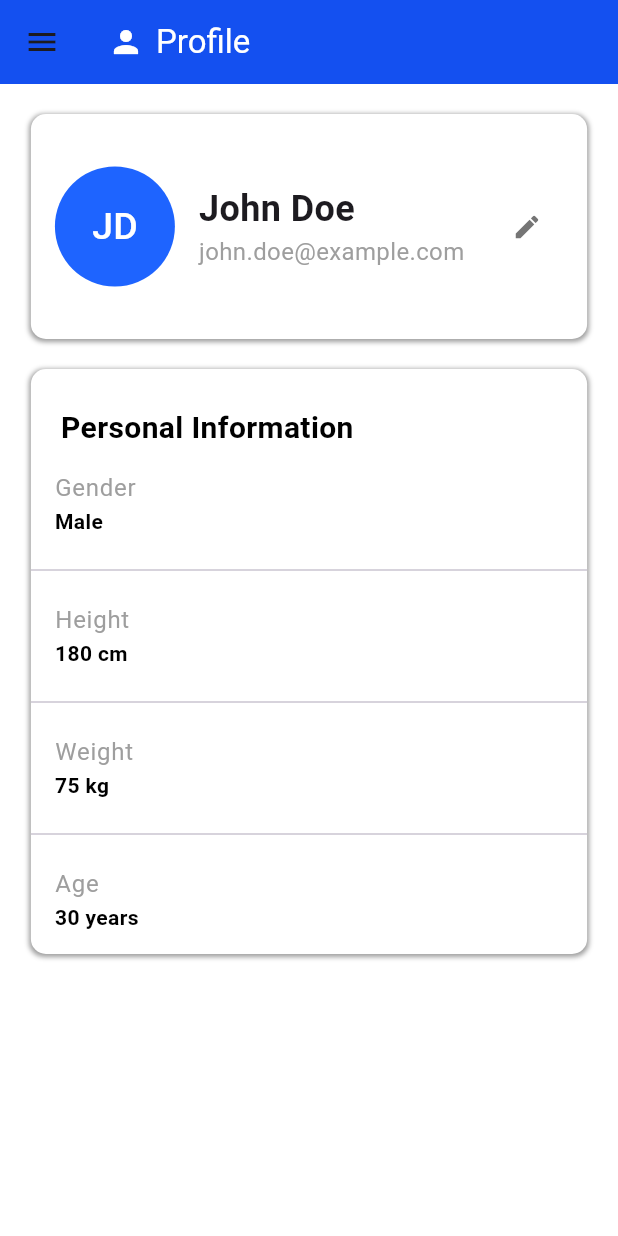
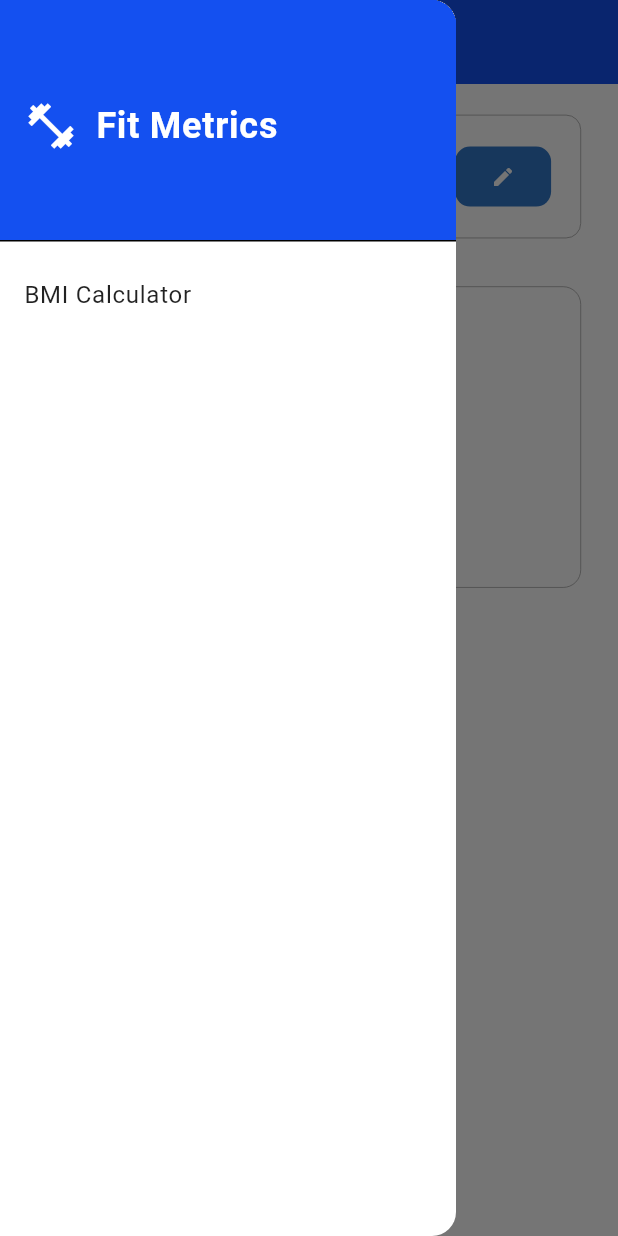
Before and after one commit to Kair1NG/FitMetricsApp, a Flutter app: the Profile screen opened directly, with the side drawer open (before the commit the screen has no drawer), on a phone screen of 412 x 824 dp. Run offline on Flutter 3.47's test engine with Material 3 defaults, Android fonts, the phone set to English and light mode, and no system bars; Roboto replaces fonts that are missing (ShatellSans).

Commit message:
feat: Profile UI is nowout of beta, centralized colors

```diff
--- a/fit_metrics/lib/common/widgets/appBar.dart
+++ b/fit_metrics/lib/common/widgets/appBar.dart
@@ -1,4 +1,3 @@
-import 'package:fit_metrics/common/widgets/Drawer.dart';
 import 'package:fit_metrics/screens/profile.dart';
 import 'package:flutter/material.dart';
 
@@ -10,62 +9,98 @@ class CommonAppBar extends StatelessWidget implements PreferredSizeWidget {
     this.title = "Fit Metrics",
     this.icon = Icons.fitness_center,
   }) : super(key: key);
-  const CommonAppBar.withTitle(
-    this.title, {
-    Key? key,
-    this.icon = Icons.fitness_center,
-  }) : super(key: key);
 
   @override
   Widget build(BuildContext context) {
     final bool isProfileScreen = title == "Profile";
+    final ColorScheme colorScheme = Theme.of(context).colorScheme;
+
     return AppBar(
       title: Row(
+        crossAxisAlignment: CrossAxisAlignment.start,
         mainAxisSize: MainAxisSize.min,
         children: [
-          Icon(icon, color: Colors.white), // You can change this icon
-          SizedBox(width: 8), // Space between icon and text
+          Icon(
+            icon, // You can change this icon,
+            color: colorScheme.onPrimary,
+            size: 24,
+          ),
+          SizedBox(width: 8),
           Text(
-            title,
-            style: TextStyle(fontFamily: 'ShatellSans', color: Colors.white),
+            title, // this title as well.
+            style: TextStyle(
+              fontFamily: 'ShatellSans',
+              color: colorScheme.onPrimary,
+              fontWeight: FontWeight.w500,
+            ),
           ),
         ],
       ),
       leading: Builder(
-        builder: (context) => IconButton(
-          icon: const Icon(Icons.menu),
+        builder: (context) {
+          final bool canGoBack = Navigator.of(context).canPop();
+          return IconButton(
+            icon: Icon(
+              canGoBack ? Icons.arrow_back : Icons.menu,
+              color: colorScheme.onPrimary,
+            ),
+            tooltip: 'Menu',
             onPressed: () {
-            Navigator.push(
-              context,
-              MaterialPageRoute(builder: (context) => CommonDrawer()),
+              if (canGoBack) {
+                Navigator.of(context).pop();
+              } else {
+                Scaffold.of(context).openDrawer();
+              }
+            },
           );
         },
-        ),
       ),
       actions: <Widget>[
         if (!isProfileScreen)
           Padding(
             padding: const EdgeInsets.only(right: 16.0),
-            child: GestureDetector(
+            child: Material(
+              color: Colors.transparent,
+              child: InkWell(
                 onTap: () {
                   Navigator.push(
                     context,
                     MaterialPageRoute(builder: (context) => Profile()),
                   );
                 },
+
+                child: Container(
+                  padding: const EdgeInsets.all(4.0),
                   child: CircleAvatar(
                     //backgroundImage: AssetImage('assets/profile_placeholder.png'),
                     radius: 20.0,
-                backgroundColor: const Color.fromARGB(255, 30, 100, 255),
+                    backgroundColor: colorScheme.primaryContainer,
+                    foregroundColor: colorScheme.onPrimaryContainer,
                     child: Text(
                       'JD',
-                  style: TextStyle(fontSize: 10, color: Colors.white),
+                      style: TextStyle(
+                        fontSize: 10,
+                        fontWeight: FontWeight.w500,
+                      ),
+                    ),
+                  ),
                 ),
               ),
             ),
           ),
       ],
-      backgroundColor: const Color.fromARGB(255, 20, 80, 240),
+      backgroundColor: colorScheme.primary,
+      foregroundColor: colorScheme.onPrimary,
+      elevation: 0,
+      scrolledUnderElevation: 3,
+      shadowColor: colorScheme.shadow,
+      surfaceTintColor: colorScheme.surfaceTint,
+
+      shape: const RoundedRectangleBorder(
+        borderRadius: BorderRadius.vertical(bottom: Radius.circular(0.0)),
+      ),
+      centerTitle: false,
+      titleSpacing: 16.0,
     );
   }
 
--- a/fit_metrics/lib/common/widgets/drawer.dart
+++ b/fit_metrics/lib/common/widgets/drawer.dart
@@ -1,27 +1,37 @@
+import 'package:fit_metrics/screens/register.dart';
 import 'package:flutter/material.dart';
-import 'package:fit_metrics/screens/home.dart';
 import 'package:fit_metrics/screens/bmiCalculatorScreen.dart';
 
 class CommonDrawer extends StatelessWidget {
   @override
   Widget build(BuildContext context) {
+    final ColorScheme colorScheme = Theme.of(context).colorScheme;
     return Drawer(
-      backgroundColor: Colors.white,
+      backgroundColor: colorScheme.surface,
       child: ListView(
         padding: EdgeInsets.zero,
         children: [
           DrawerHeader(
-            child: Text('FitMetrics'),
-            decoration: BoxDecoration(color: Colors.blue),
-          ),
-          ListTile(
-            title: Text('Home'),
-            onTap: () {
-              Navigator.push(
-                context,
-                MaterialPageRoute(builder: (context) => Home()),
-              );
-            },
+            decoration: BoxDecoration(color: colorScheme.primary),
+            child: Row(
+              children: [
+                Icon(
+                  Icons.fitness_center,
+                  color: colorScheme.onPrimary,
+                  size: 36,
+                ),
+                SizedBox(width: 12),
+                Text(
+                  'Fit Metrics',
+                  style: TextStyle(
+                    fontFamily: 'ShatellSans',
+                    color: colorScheme.onPrimary,
+                    fontSize: 24,
+                    fontWeight: FontWeight.w600,
+                  ),
+                ),
+              ],
+            ),
           ),
           ListTile(
             title: Text('BMI Calculator'),
@@ -32,6 +42,15 @@ class CommonDrawer extends StatelessWidget {
               );
             },
           ),
+          ListTile(
+            title: Text('Register', style: TextStyle(color: Colors.white)),
+            onTap: () {
+              Navigator.push(
+                context,
+                MaterialPageRoute(builder: (context) => Register()),
+              );
+            },
+          ),
         ],
       ),
     );
--- a/fit_metrics/lib/screens/bmiCalculatorScreen.dart
+++ b/fit_metrics/lib/screens/bmiCalculatorScreen.dart
@@ -1,7 +1,8 @@
 import 'package:fit_metrics/common/widgets/appBar.dart';
+import 'package:fit_metrics/common/widgets/drawer.dart';
 import 'package:fit_metrics/services/bmiCalculator.dart';
 import 'package:flutter/material.dart';
-import '../widgets/bmi_result_box.dart';
+import '../widgets/bmiResultBox.dart';
 
 class BMICalculatorScreen extends StatefulWidget {
   const BMICalculatorScreen({super.key});
@@ -35,6 +36,7 @@ class _BMICalculatorScreenState extends State<BMICalculatorScreen> {
     return Scaffold(
       backgroundColor: Colors.white,
       appBar: CommonAppBar(icon: Icons.calculate, title: "BMI Calculator"),
+      drawer: CommonDrawer(),
       body: Padding(
         padding: const EdgeInsets.all(16.0),
         child: SingleChildScrollView(
--- a/fit_metrics/lib/screens/profile.dart
+++ b/fit_metrics/lib/screens/profile.dart
@@ -1,4 +1,6 @@
 import 'package:fit_metrics/common/widgets/appBar.dart';
+import 'package:fit_metrics/common/widgets/drawer.dart';
+import 'logIn.dart';
 import 'package:flutter/material.dart';
 
 class Profile extends StatelessWidget {
@@ -6,47 +8,52 @@ class Profile extends StatelessWidget {
   Widget build(BuildContext context) {
     final screenHeight = MediaQuery.of(context).size.height;
     final screenWidth = MediaQuery.of(context).size.width;
+    final ColorScheme colorScheme = Theme.of(context).colorScheme;
+    final bool isLoggedIn = false;
+
     return Scaffold(
-      backgroundColor: Colors.white,
+      backgroundColor: colorScheme.surface,
       appBar: CommonAppBar(icon: Icons.person, title: 'Profile'),
+      // this needs to be back button instead of hamburger menu
+      drawer: CommonDrawer(),
       body: Container(
         margin: EdgeInsets.only(
-          top: 20.0,
+          top: screenHeight * 0.02,
           left: screenWidth * 0.05,
           right: screenWidth * 0.05,
         ),
         child: Column(
           children: [
-            Container(
-              height: 150,
-              width: screenWidth * 0.9,
-              decoration: BoxDecoration(
-                color: Colors.white,
+            Card(
+              elevation: 0,
+              surfaceTintColor: colorScheme.surfaceTint,
+              color: colorScheme.surfaceContainerLow,
+              shape: RoundedRectangleBorder(
                 borderRadius: BorderRadius.circular(10),
-                boxShadow: [
-                  BoxShadow(
-                    color: Colors.grey,
-                    spreadRadius: 1,
-                    blurRadius: 2,
-                    offset: Offset(0, 1),
+                side: BorderSide(color: colorScheme.tertiary, width: 0.5),
               ),
-                ],
-              ),
-              padding: EdgeInsets.all(16.0),
+              child: Container(
+                height: screenHeight * 0.1,
+                width: screenWidth * 1,
+                padding: const EdgeInsets.all(20.0),
                 child: Row(
                   // placeholder info
                   children: [
                     CircleAvatar(
-                    radius: 40,
-                    backgroundColor: const Color.fromARGB(255, 30, 100, 255),
+                      radius: 30,
+                      backgroundColor: colorScheme.primaryContainer,
+                      foregroundColor: colorScheme.onPrimaryContainer,
                       child: Text(
                         'JD',
-                      style: TextStyle(fontSize: 25, color: Colors.white),
+                        style: TextStyle(
+                          fontSize: 20,
+                          fontWeight: FontWeight.w600,
+                        ),
                       ),
                       // Uncomment for profile image
                       // backgroundImage: AssetImage('assets/images/profile.jpg'),
                     ),
-                  SizedBox(width: 16),
+                    const SizedBox(width: 16),
                     Expanded(
                       child: Column(
                         crossAxisAlignment: CrossAxisAlignment.start,
@@ -54,108 +61,115 @@ class Profile extends StatelessWidget {
                         children: [
                           Text(
                             'John Doe',
-                          style: TextStyle(
-                            fontSize: 24,
-                            fontWeight: FontWeight.bold,
+                            style: Theme.of(context).textTheme.headlineSmall
+                                ?.copyWith(
+                                  color: colorScheme.onSurface,
+                                  fontWeight: FontWeight.w600,
+                                  fontSize: 16,
                                 ),
                           ),
+                          const SizedBox(height: 3),
                           Text(
                             'john.doe@example.com',
-                          style: TextStyle(fontSize: 16, color: Colors.grey),
-                        ),
-                      ],
-                    ),
-                  ),
-                  IconButton(
-                    onPressed: () {
-                      print('Edit profile pressed');
-                      // Navigator.push(context, MaterialPageRoute(builder: (context) => EditProfilePage()));
-                    },
-                    icon: Icon(
-                      Icons.edit,
-                      size: 20,
-                      color: Colors.grey.shade600,
+                            style: Theme.of(context).textTheme.bodyMedium
+                                ?.copyWith(
+                                  color: colorScheme.onSurfaceVariant,
+                                  fontSize: 12,
                                 ),
                           ),
                         ],
                       ),
                     ),
-            // profile card
-            SizedBox(height: 20),
-            Container(
-              constraints: BoxConstraints(
-                minHeight: screenHeight * .4,
-                minWidth: screenWidth * 0.9,
+                    FilledButton.tonal(
+                      onPressed: () {
+                        print('Edit profile pressed');
+                        // Navigator.push(context, MaterialPageRoute(builder: (context) => EditProfilePage()));
+                      },
+                      style: FilledButton.styleFrom(
+                        shape: RoundedRectangleBorder(
+                          borderRadius: BorderRadius.circular(10),
                         ),
-              decoration: BoxDecoration(
-                color: Colors.white,
-                borderRadius: BorderRadius.circular(10),
-                boxShadow: [
-                  BoxShadow(
-                    color: Colors.grey,
-                    spreadRadius: 1,
-                    blurRadius: 2,
-                    offset: Offset(0, 1),
+                        padding: const EdgeInsets.symmetric(
+                          horizontal: 16,
+                          vertical: 8,
+                        ),
+                      ),
+                      child: Row(
+                        // for adding potential text inside edit button
+                        mainAxisSize: MainAxisSize.min,
+                        children: [Icon(Icons.edit, size: 16)],
+                      ),
                     ),
                   ],
                 ),
-              // placeholder info
+              ),
+            ),
+            // profile card
+            const SizedBox(height: 24),
+
+            Card(
+              elevation: 0,
+              surfaceTintColor: colorScheme.surfaceTint,
+              color: colorScheme.surfaceContainerLow,
+              shape: RoundedRectangleBorder(
+                borderRadius: BorderRadius.circular(12),
+                side: BorderSide(color: colorScheme.tertiary, width: 0.5),
+              ),
+              child: Container(
+                width: screenWidth * 0.9,
+                padding: const EdgeInsets.all(20.0),
                 child: Column(
                   crossAxisAlignment: CrossAxisAlignment.start,
                   children: [
-                  SizedBox(height: 10),
-                  Padding(
-                    padding: EdgeInsets.only(left: 20, top: 15),
-                    child: Text(
+                    Text(
                       'Personal Information',
-                      style: TextStyle(
-                        fontSize: 20,
-                        fontWeight: FontWeight.bold,
-                        color: Colors.black,
+                      style: Theme.of(context).textTheme.headlineSmall
+                          ?.copyWith(
+                            fontWeight: FontWeight.w600,
+                            color: colorScheme.onSurface,
+                            fontSize: 16,
                           ),
                     ),
+                    const SizedBox(height: 20),
+                    Container(
+                      // placing all info here as two columns in
+                      child: Row(
+                        children: [
+                          Expanded(
+                            child: Column(
+                              children: [
+                                _buildInfoTile(
+                                  context,
+                                  label: 'Age',
+                                  value: '28',
+                                  colorScheme: colorScheme,
                                 ),
-                  ListTile(
-                    title: Text('Gender', style: TextStyle(color: Colors.grey)),
-                    subtitle: Text(
-                      'Male',
-                      style: TextStyle(
-                        fontWeight: FontWeight.bold,
-                        color: Colors.black,
+                                _buildInfoTile(
+                                  context,
+                                  label: 'Height',
+                                  value: '180 cm',
+                                  colorScheme: colorScheme,
+                                ),
+                              ],
                             ),
                           ),
+                          Expanded(
+                            child: Column(
+                              children: [
+                                _buildInfoTile(
+                                  context,
+                                  label: 'Gender',
+                                  value: 'Male',
+                                  colorScheme: colorScheme,
                                 ),
-                  Divider(),
-                  ListTile(
-                    title: Text('Height', style: TextStyle(color: Colors.grey)),
-                    subtitle: Text(
-                      '180 cm',
-                      style: TextStyle(
-                        fontWeight: FontWeight.bold,
-                        color: Colors.black,
+                                _buildInfoTile(
+                                  context,
+                                  label: 'Weight',
+                                  value: '75 kg',
+                                  colorScheme: colorScheme,
+                                  isLast: true,
                                 ),
-                    ),
-                  ),
-                  Divider(),
-                  ListTile(
-                    title: Text('Weight', style: TextStyle(color: Colors.grey)),
-                    subtitle: Text(
-                      '75 kg',
-                      style: TextStyle(
-                        fontWeight: FontWeight.bold,
-                        color: Colors.black,
-                      ),
-                    ),
-                  ),
-                  Divider(),
-                  ListTile(
-                    title: Text('Age', style: TextStyle(color: Colors.grey)),
-                    subtitle: Text(
-                      '30 years',
-                      style: TextStyle(
-                        fontWeight: FontWeight.bold,
-                        color: Colors.black,
-                      ),
+                              ],
                             ),
                           ),
                         ],
@@ -164,6 +178,49 @@ class Profile extends StatelessWidget {
                   ],
                 ),
               ),
+            ),
+          ],
+        ),
+      ),
+    );
+  }
+
+  Widget _buildInfoTile(
+    BuildContext context, {
+    required String label,
+    required String value,
+    required ColorScheme colorScheme,
+    bool isLast = false,
+  }) {
+    return Container(
+      margin: EdgeInsets.only(bottom: isLast ? 0 : 16.0),
+      child: Row(
+        children: [
+          const SizedBox(width: 8),
+          Expanded(
+            child: Column(
+              crossAxisAlignment: CrossAxisAlignment.start,
+              children: [
+                Text(
+                  label,
+                  style: Theme.of(context).textTheme.bodySmall?.copyWith(
+                    color: colorScheme.tertiary,
+                    fontWeight: FontWeight.w600,
+                  ),
+                ),
+                const SizedBox(height: 4),
+                Text(
+                  value,
+                  style: Theme.of(context).textTheme.bodyLarge?.copyWith(
+                    color: colorScheme.onSurfaceVariant,
+                    fontWeight: FontWeight.w600,
+                  ),
+                ),
+              ],
+            ),
+          ),
+        ],
+      ),
     );
   }
 }
```
Also changed, not shown: fit_metrics/lib/main.dart (+14 -1 lines), fit_metrics/lib/screens/home.dart (+10 -2 lines), fit_metrics/lib/screens/logIn.dart (added, +13 -0 lines), fit_metrics/lib/screens/register.dart (added, +122 -0 lines), fit_metrics/lib/services/profileRegister.dart (added, +37 -0 lines), fit_metrics/lib/widgets/bmi_result_box.dart (deleted, +0 -48 lines). Lines whose indentation alone changed are shown as unchanged.
